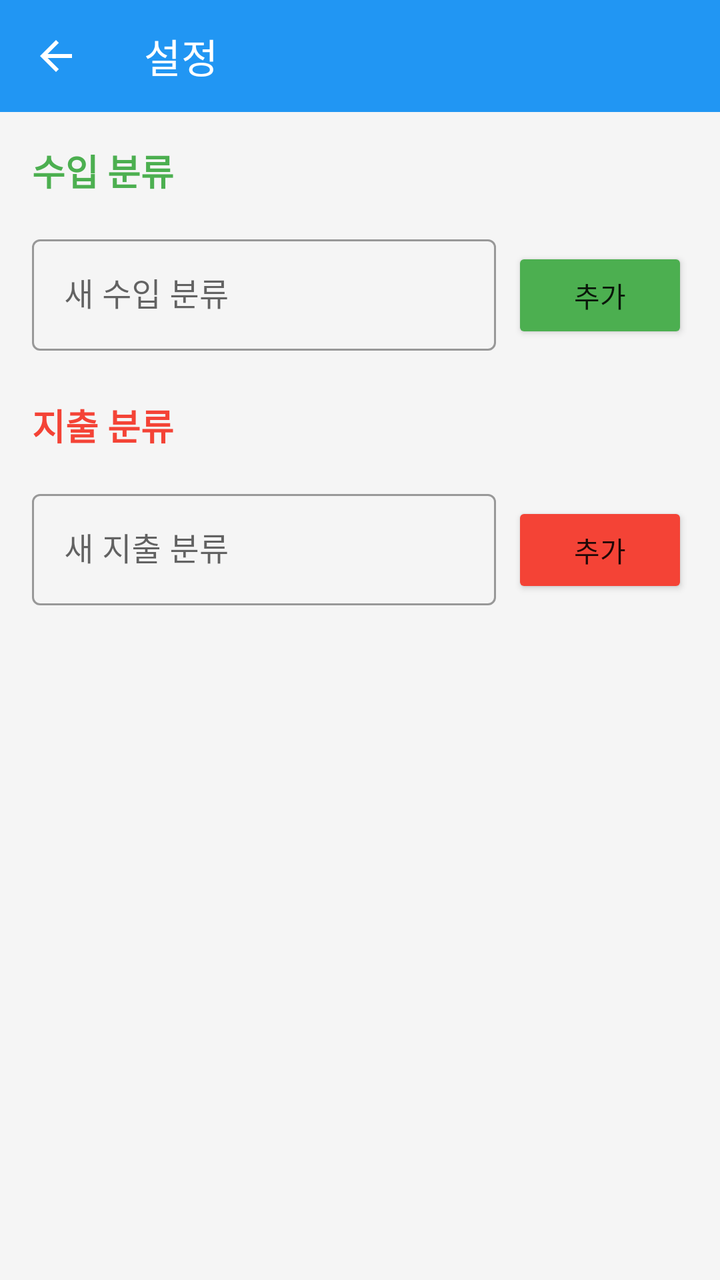
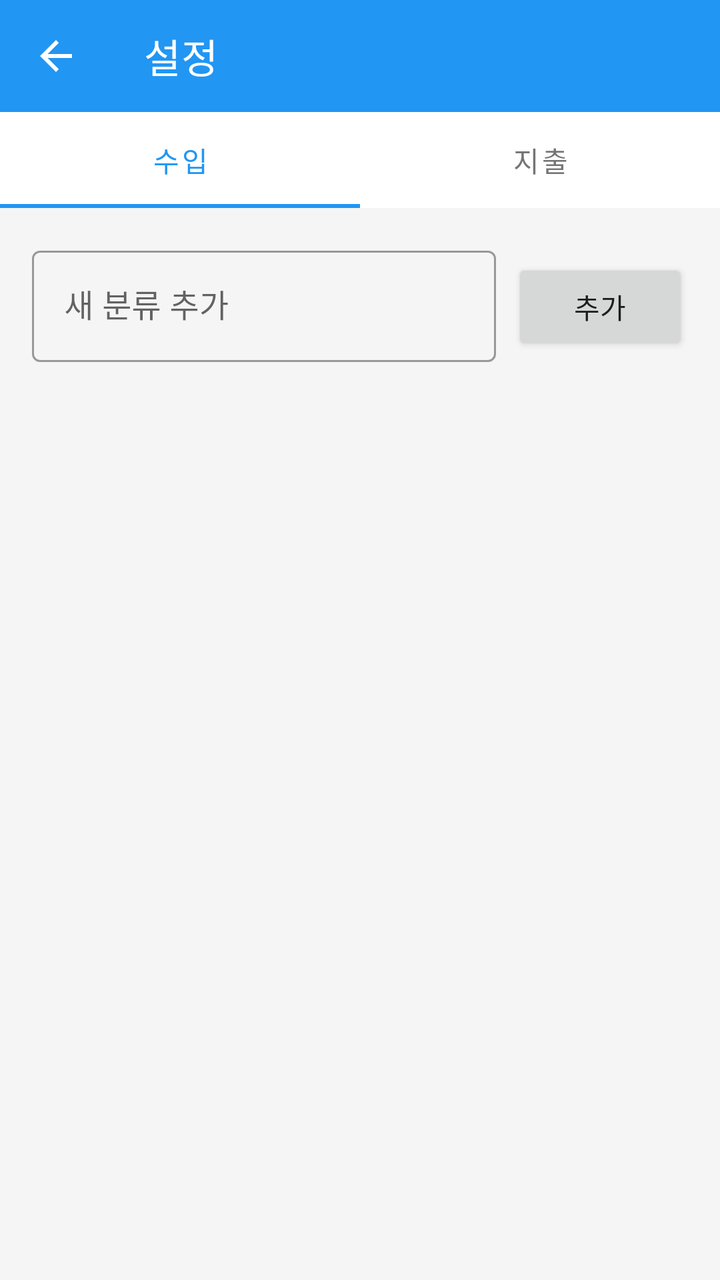

Screens rendered from an Android XML layout before and after an edit, with the pre-edit source and the edit as a unified diff.
<!-- AndroidManifest.xml: activity theme Theme.FinanceTracker.NoActionBar -->
<!-- res/layout/activity_settings.xml -->
<?xml version="1.0" encoding="utf-8"?>
<LinearLayout xmlns:android="http://schemas.android.com/apk/res/android"
    xmlns:app="http://schemas.android.com/apk/res-auto"
    android:layout_width="match_parent"
    android:layout_height="match_parent"
    android:orientation="vertical"
    android:background="@color/background">

    
    <androidx.appcompat.widget.Toolbar
        android:id="@+id/toolbar"
        android:layout_width="match_parent"
        android:layout_height="?attr/actionBarSize"
        android:background="@color/primary"
        app:title="설정"
        app:titleTextColor="@color/white"
        app:navigationIcon="@drawable/ic_back" />

    <ScrollView
        android:layout_width="match_parent"
        android:layout_height="match_parent">

        <LinearLayout
            android:layout_width="match_parent"
            android:layout_height="wrap_content"
            android:orientation="vertical"
            android:padding="16dp">

            
            <TextView
                android:layout_width="match_parent"
                android:layout_height="wrap_content"
                android:text="수입 분류"
                android:textSize="18sp"
                android:textStyle="bold"
                android:textColor="@color/income_color"
                android:layout_marginBottom="8dp" />

            <androidx.recyclerview.widget.RecyclerView
                android:id="@+id/incomeCategoryRecyclerView"
                android:layout_width="match_parent"
                android:layout_height="wrap_content"
                android:nestedScrollingEnabled="false" />

            <LinearLayout
                android:layout_width="match_parent"
                android:layout_height="wrap_content"
                android:orientation="horizontal"
                android:layout_marginTop="8dp"
                android:layout_marginBottom="24dp">

                <com.google.android.material.textfield.TextInputLayout
                    android:layout_width="0dp"
                    android:layout_height="wrap_content"
                    android:layout_weight="1"
                    style="@style/Widget.MaterialComponents.TextInputLayout.OutlinedBox">

                    <com.google.android.material.textfield.TextInputEditText
                        android:id="@+id/newIncomeCategoryEditText"
                        android:layout_width="match_parent"
                        android:layout_height="wrap_content"
                        android:hint="새 수입 분류"
                        android:inputType="text"
                        android:maxLines="1" />

                </com.google.android.material.textfield.TextInputLayout>

                <Button
                    android:id="@+id/addIncomeCategoryButton"
                    android:layout_width="wrap_content"
                    android:layout_height="wrap_content"
                    android:text="추가"
                    android:layout_marginStart="8dp"
                    android:backgroundTint="@color/income_color" />

            </LinearLayout>

            
            <TextView
                android:layout_width="match_parent"
                android:layout_height="wrap_content"
                android:text="지출 분류"
                android:textSize="18sp"
                android:textStyle="bold"
                android:textColor="@color/expense_color"
                android:layout_marginBottom="8dp" />

            <androidx.recyclerview.widget.RecyclerView
                android:id="@+id/expenseCategoryRecyclerView"
                android:layout_width="match_parent"
                android:layout_height="wrap_content"
                android:nestedScrollingEnabled="false" />

            <LinearLayout
                android:layout_width="match_parent"
                android:layout_height="wrap_content"
                android:orientation="horizontal"
                android:layout_marginTop="8dp">

                <com.google.android.material.textfield.TextInputLayout
                    android:layout_width="0dp"
                    android:layout_height="wrap_content"
                    android:layout_weight="1"
                    style="@style/Widget.MaterialComponents.TextInputLayout.OutlinedBox">

                    <com.google.android.material.textfield.TextInputEditText
                        android:id="@+id/newExpenseCategoryEditText"
                        android:layout_width="match_parent"
                        android:layout_height="wrap_content"
                        android:hint="새 지출 분류"
                        android:inputType="text"
                        android:maxLines="1" />

                </com.google.android.material.textfield.TextInputLayout>

                <Button
                    android:id="@+id/addExpenseCategoryButton"
                    android:layout_width="wrap_content"
                    android:layout_height="wrap_content"
                    android:text="추가"
                    android:layout_marginStart="8dp"
                    android:backgroundTint="@color/expense_color" />

            </LinearLayout>

        </LinearLayout>

    </ScrollView>

</LinearLayout>
<!-- resources referenced by this layout -->
<resources>
  <color name="background">#F5F5F5</color>
  <color name="expense_color">#F44336</color>
  <color name="income_color">#4CAF50</color>
  <color name="primary">#2196F3</color>
  <color name="white">#FFFFFFFF</color>
  <!-- drawable ic_back (drawable) -->
  <?xml version="1.0" encoding="utf-8"?>
  <vector xmlns:android="http://schemas.android.com/apk/res/android"
      android:width="24dp"
      android:height="24dp"
      android:viewportWidth="24"
      android:viewportHeight="24"
      android:tint="@color/white">
      <path
          android:fillColor="@android:color/white"
          android:pathData="M20,11H7.83l5.59,-5.59L12,4l-8,8 8,8 1.41,-1.41L7.83,13H20v-2z"/>
  </vector>
  <style name="Theme.FinanceTracker.NoActionBar">
          <item name="windowActionBar">false</item>
          <item name="windowNoTitle">true</item>
      </style>
</resources>

<!-- the commit's change to res/layout/activity_settings.xml (unified diff, before → after) -->
@@ -16,115 +16,75 @@
         app:titleTextColor="@color/white"
         app:navigationIcon="@drawable/ic_back" />
 
-    <ScrollView
+    
+    <com.google.android.material.tabs.TabLayout
+        android:id="@+id/tabLayout"
         android:layout_width="match_parent"
-        android:layout_height="match_parent">
+        android:layout_height="wrap_content"
+        android:background="@color/white"
+        app:tabTextColor="@color/text_secondary"
+        app:tabSelectedTextColor="@color/primary"
+        app:tabIndicatorColor="@color/primary"
+        app:tabMode="fixed"
+        app:tabGravity="fill">
 
+        <com.google.android.material.tabs.TabItem
+            android:layout_width="wrap_content"
+            android:layout_height="wrap_content"
+            android:text="수입" />
+
+        <com.google.android.material.tabs.TabItem
+            android:layout_width="wrap_content"
+            android:layout_height="wrap_content"
+            android:text="지출" />
+
+    </com.google.android.material.tabs.TabLayout>
+
+    <LinearLayout
+        android:layout_width="match_parent"
+        android:layout_height="match_parent"
+        android:orientation="vertical"
+        android:padding="16dp">
+
+        
         <LinearLayout
             android:layout_width="match_parent"
             android:layout_height="wrap_content"
-            android:orientation="vertical"
-            android:padding="16dp">
+            android:orientation="horizontal"
+            android:layout_marginBottom="16dp">
 
-            
-            <TextView
-                android:layout_width="match_parent"
+            <com.google.android.material.textfield.TextInputLayout
+                android:layout_width="0dp"
                 android:layout_height="wrap_content"
-                android:text="수입 분류"
-                android:textSize="18sp"
-                android:textStyle="bold"
-                android:textColor="@color/income_color"
-                android:layout_marginBottom="8dp" />
+                android:layout_weight="1"
+                style="@style/Widget.MaterialComponents.TextInputLayout.OutlinedBox">
 
-            <androidx.recyclerview.widget.RecyclerView
-                android:id="@+id/incomeCategoryRecyclerView"
-                android:layout_width="match_parent"
+                <com.google.android.material.textfield.TextInputEditText
+                    android:id="@+id/newCategoryEditText"
+                    android:layout_width="match_parent"
+                    android:layout_height="wrap_content"
+                    android:hint="새 분류 추가"
+                    android:inputType="text"
+                    android:maxLines="1" />
+
+            </com.google.android.material.textfield.TextInputLayout>
+
+            <Button
+                android:id="@+id/addCategoryButton"
+                android:layout_width="wrap_content"
                 android:layout_height="wrap_content"
-                android:nestedScrollingEnabled="false" />
-
-            <LinearLayout
-                android:layout_width="match_parent"
-                android:layout_height="wrap_content"
-                android:orientation="horizontal"
-                android:layout_marginTop="8dp"
-                android:layout_marginBottom="24dp">
-
-                <com.google.android.material.textfield.TextInputLayout
-                    android:layout_width="0dp"
-                    android:layout_height="wrap_content"
-                    android:layout_weight="1"
-                    style="@style/Widget.MaterialComponents.TextInputLayout.OutlinedBox">
-
-                    <com.google.android.material.textfield.TextInputEditText
-                        android:id="@+id/newIncomeCategoryEditText"
-                        android:layout_width="match_parent"
-                        android:layout_height="wrap_content"
-                        android:hint="새 수입 분류"
-                        android:inputType="text"
-                        android:maxLines="1" />
-
-                </com.google.android.material.textfield.TextInputLayout>
-
-                <Button
-                    android:id="@+id/addIncomeCategoryButton"
-                    android:layout_width="wrap_content"
-                    android:layout_height="wrap_content"
-                    android:text="추가"
-                    android:layout_marginStart="8dp"
-                    android:backgroundTint="@color/income_color" />
-
-            </LinearLayout>
-
-            
-            <TextView
-                android:layout_width="match_parent"
-                android:layout_height="wrap_content"
-                android:text="지출 분류"
-                android:textSize="18sp"
-                android:textStyle="bold"
-                android:textColor="@color/expense_color"
-                android:layout_marginBottom="8dp" />
-
-            <androidx.recyclerview.widget.RecyclerView
-                android:id="@+id/expenseCategoryRecyclerView"
-                android:layout_width="match_parent"
-                android:layout_height="wrap_content"
-                android:nestedScrollingEnabled="false" />
-
-            <LinearLayout
-                android:layout_width="match_parent"
-                android:layout_height="wrap_content"
-                android:orientation="horizontal"
-                android:layout_marginTop="8dp">
-
-                <com.google.android.material.textfield.TextInputLayout
-                    android:layout_width="0dp"
-                    android:layout_height="wrap_content"
-                    android:layout_weight="1"
-                    style="@style/Widget.MaterialComponents.TextInputLayout.OutlinedBox">
-
-                    <com.google.android.material.textfield.TextInputEditText
-                        android:id="@+id/newExpenseCategoryEditText"
-                        android:layout_width="match_parent"
-                        android:layout_height="wrap_content"
-                        android:hint="새 지출 분류"
-                        android:inputType="text"
-                        android:maxLines="1" />
-
-                </com.google.android.material.textfield.TextInputLayout>
-
-                <Button
-                    android:id="@+id/addExpenseCategoryButton"
-                    android:layout_width="wrap_content"
-                    android:layout_height="wrap_content"
-                    android:text="추가"
-                    android:layout_marginStart="8dp"
-                    android:backgroundTint="@color/expense_color" />
-
-            </LinearLayout>
+                android:text="추가"
+                android:layout_marginStart="8dp" />
 
         </LinearLayout>
 
-    </ScrollView>
+        
+        <androidx.recyclerview.widget.RecyclerView
+            android:id="@+id/categoryRecyclerView"
+            android:layout_width="match_parent"
+            android:layout_height="0dp"
+            android:layout_weight="1" />
+
+    </LinearLayout>
 
 </LinearLayout>
<!-- resource entries referenced after the edit -->
@@ -1,9 +1,8 @@
 <!-- resources referenced by this layout -->
 <resources>
   <color name="background">#F5F5F5</color>
-  <color name="expense_color">#F44336</color>
-  <color name="income_color">#4CAF50</color>
   <color name="primary">#2196F3</color>
+  <color name="text_secondary">#757575</color>
   <color name="white">#FFFFFFFF</color>
   <!-- drawable ic_back (drawable) -->
   <?xml version="1.0" encoding="utf-8"?>
